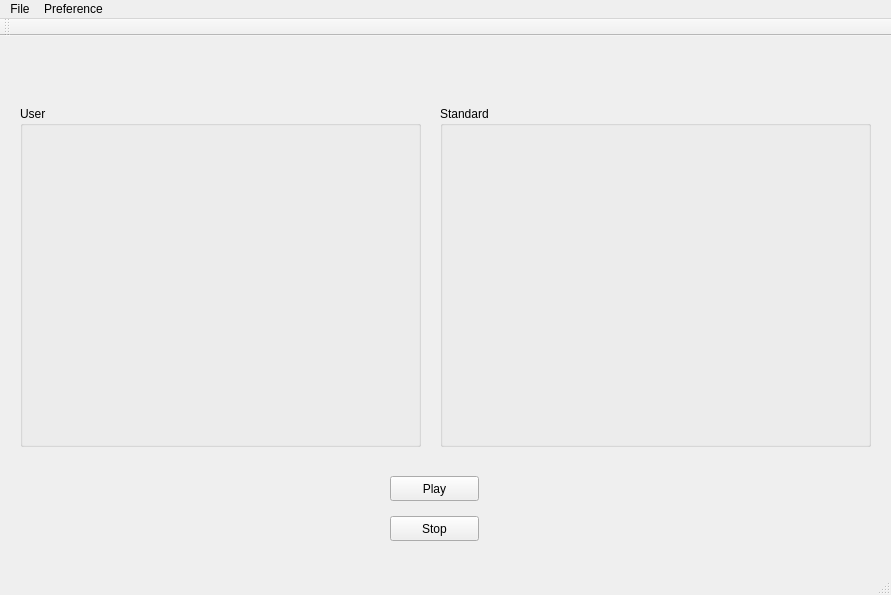
The window that mainwindow.ui (yfji/SocketTransport) describes before a commit, drawn with Qt 5.
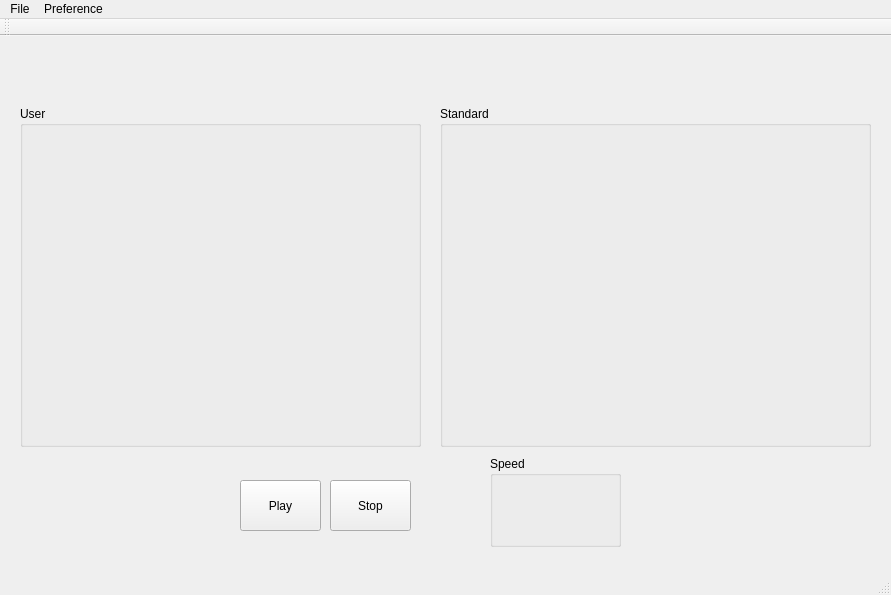
The same window after the commit.

```diff
--- a/mainwindow.ui
+++ b/mainwindow.ui
@@ -72,23 +72,52 @@
     </property>
     <property name="geometry">
      <rect>
-      <x>390</x>
-      <y>440</y>
-      <width>89</width>
-      <height>25</height>
+      <x>240</x>
+      <y>444</y>
+      <width>81</width>
+      <height>51</height>
      </rect>
     </property>
     <property name="text">
      <string>Play</string>
     </property>
    </widget>
+   <widget class="QGroupBox" name="groupBox_3">
+    <property name="geometry">
+     <rect>
+      <x>490</x>
+      <y>420</y>
+      <width>131</width>
+      <height>91</height>
+     </rect>
+    </property>
+    <property name="title">
+     <string>Speed</string>
+    </property>
+    <widget class="QLabel" name="txt_speed">
+     <property name="geometry">
+      <rect>
+       <x>10</x>
+       <y>30</y>
+       <width>111</width>
+       <height>51</height>
+      </rect>
+     </property>
+     <property name="text">
+      <string/>
+     </property>
+     <property name="margin">
+      <number>1</number>
+     </property>
+    </widget>
+   </widget>
    <widget class="QPushButton" name="btn_stop">
     <property name="geometry">
      <rect>
-      <x>390</x>
-      <y>480</y>
-      <width>89</width>
-      <height>25</height>
+      <x>330</x>
+      <y>444</y>
+      <width>81</width>
+      <height>51</height>
      </rect>
     </property>
     <property name="text">
```
